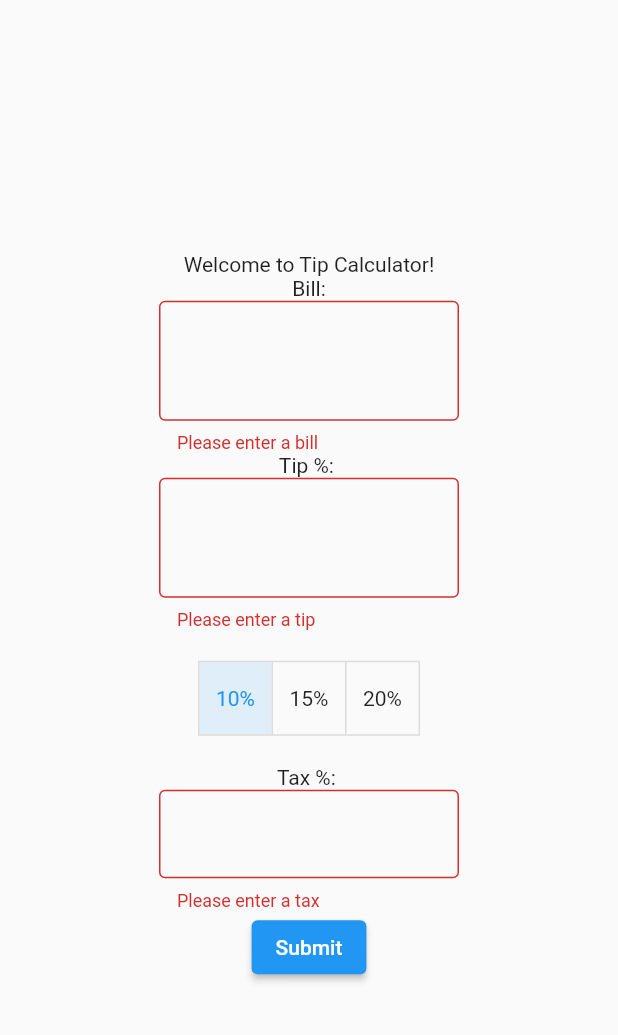
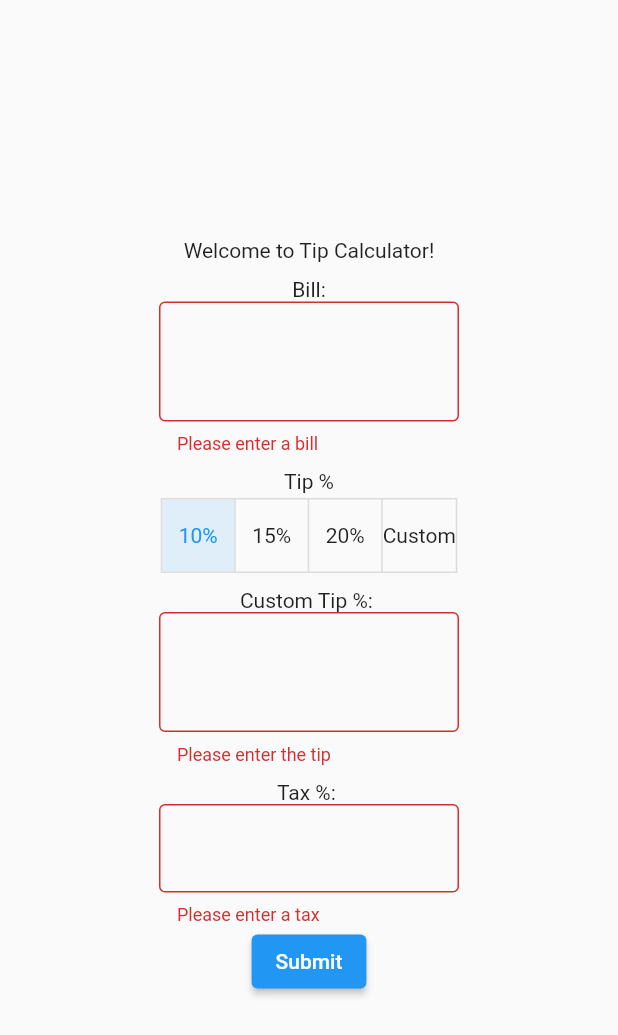
Before and after one commit to Bronx-Science/project-special-calculator-team-tip, a Flutter app: the screen it shows after launch, after a tap on "Submit", on a phone screen of 412 x 824 dp. Shown: the top 1035 px of the screen. Run offline on Flutter 3.47's test engine with Material 2 defaults, Android fonts, the phone set to English and light mode, and no system bars.

Commit message:
Update main.dart

```diff
--- a/tip_calculator/lib/main.dart
+++ b/tip_calculator/lib/main.dart
@@ -11,8 +11,6 @@ class MyApp extends StatefulWidget {
 
 class _MyAppState extends State<MyApp> {
   @override
-
-
   Widget build(BuildContext context) {
     return const MaterialApp(
         home: Scaffold(
@@ -27,30 +25,29 @@ class _MyAppState extends State<MyApp> {
           //placeholder widget
         ],
       ),
-        )
-      )
-    );
+    )));
   }
 }
 
 //FORM
 
 class MyForm extends StatefulWidget {
-  const MyForm({Key? key}) : super(key:key);
+  const MyForm({Key? key}) : super(key: key);
 
   @override
   _MyFormState createState() => _MyFormState();
 }
 
 class _MyFormState extends State<MyForm> {
-  double bill=0.0;
-  double tipPercent=0.0;
-  double taxPercent=0.0;
+  double bill = 0.0;
+  double tipPercent = 0.0;
+  double taxPercent = 0.0;
   final GlobalKey<FormState> _formKey = GlobalKey<FormState>();
-  final billController = TextEditingController(); //Used to Retrive data inputted into text fields
+  final billController =
+      TextEditingController(); //Used to Retrive data inputted into text fields
   final tipController = TextEditingController();
   final taxController = TextEditingController();
-  List<bool> selection = [true, false, false];
+  List<bool> selection = [true, false, false, false];
   String total = '0.00';
 
   @override
@@ -60,67 +57,90 @@ class _MyFormState extends State<MyForm> {
         child: Column(
           mainAxisAlignment: MainAxisAlignment.center,
           crossAxisAlignment: CrossAxisAlignment.center,
-        children: <Widget> [
-          const Text("Bill:"),
+          children: <Widget>[
+            const Padding(
+              padding: EdgeInsets.only(top: 10),
+              child: Text("Bill:"),
+            ),
             SizedBox(
               width: 200,
               child: TextFormField(
-              decoration: const InputDecoration(    //Adds a Border
-                border: OutlineInputBorder()
-              ),
-              style: const TextStyle(fontSize: 20, height: 2, color:Colors.black),
-              validator: (String? value) {            //Check if Field is Blank
-                if(value == null || value.isEmpty || double.tryParse(value) == null) {
+                  decoration: const InputDecoration(
+                      //Adds a Border
+                      border: OutlineInputBorder()),
+                  style: const TextStyle(
+                      fontSize: 20, height: 2, color: Colors.black),
+                  validator: (String? value) {
+                    //Check if Field is Blank
+                    if (value == null ||
+                        value.isEmpty ||
+                        double.tryParse(value) == null) {
                       return 'Please enter a bill';
                     }
                     return null;
                   },
-              controller: billController
+                  controller: billController),
+            ),
+            const Padding(
+              padding: EdgeInsets.only(top: 10),
+              child: Text('Tip %'),
+            ),
+            Padding(
+              padding: const EdgeInsets.only(top: 3, bottom: 10),
+              child: ToggleButtons(
+                isSelected: selection,
+                onPressed: updateSelection,
+                children: const [
+                  Text('10%'),
+                  Text('15%'),
+                  Text('20%'),
+                  Text('Custom')
+                ],
               ),
             ),
-          const Text("Tip %: "),
+            const Text("Custom Tip %: "),
             SizedBox(
               width: 200,
               child: TextFormField(
-            decoration: const InputDecoration(    //Adds a Border
-              border: OutlineInputBorder()
-            ),
-            style: const TextStyle(fontSize: 20, height: 2, color:Colors.black),
-            validator: (String? value) {            //Check if Field is Blank
-              if(value == null || value.isEmpty || double.tryParse(value) == null) {
-                return 'Please enter a tip';
+                decoration: const InputDecoration(
+                    //Adds a Border
+                    border: OutlineInputBorder()),
+                style: const TextStyle(
+                    fontSize: 20, height: 2, color: Colors.black),
+                validator: (String? value) {
+                  //Check if Field is Blank
+                  if (value == null ||
+                      value.isEmpty ||
+                      double.tryParse(value) == null) {
+                    return 'Please enter the tip';
                   }
                   return null;
                 },
-            controller: tipController
+                controller: tipController,
               ),
             ),
-          Padding(
-            padding: const EdgeInsets.all(20),
-            child: ToggleButtons(
-            isSelected: selection,
-            onPressed: updateSelection,
-            children: const [Text('10%'), Text('15%'), Text('20%')],
-            ),
-          ),
-          const Text("Tax %: "),
+            const Padding(
+                padding: EdgeInsetsDirectional.only(top: 10),
+                child: Text("Tax %: ")),
             SizedBox(
               width: 200,
               child: TextFormField(
-              decoration: const InputDecoration(    //Adds a Border
-                border: OutlineInputBorder()
-              ),
-              validator: (String? value) {            //Check if Field is Blank
-                if(value == null || value.isEmpty || double.tryParse(value) == null) {
+                  decoration: const InputDecoration(
+                      //Adds a Border
+                      border: OutlineInputBorder()),
+                  validator: (String? value) {
+                    //Check if Field is Blank
+                    if (value == null ||
+                        value.isEmpty ||
+                        double.tryParse(value) == null) {
                       return 'Please enter a tax';
                     }
                     return null;
                   },
-              controller: taxController
+                  controller: taxController),
             ),
-          ),
-          Center(child:
-            ElevatedButton(
+            Center(
+                child: ElevatedButton(
               onPressed: () {
                 // Validate will return true if the form is valid, or false if
                 // the form is invalid.
@@ -133,9 +153,9 @@ class _MyFormState extends State<MyForm> {
                 print(taxPercent);
               },
               child: const Text('Submit'),
-            )
-          ),
-          if (total !='0.00') // Check if 'tip' is not '0.00' before displaying
+            )),
+            if (total !=
+                '0.00') // Check if 'tip' is not '0.00' before displaying
               Padding(
                 padding: const EdgeInsets.all(20),
                 child: Text(
@@ -144,9 +164,9 @@ class _MyFormState extends State<MyForm> {
                 ),
               ),
           ],
-      )
-    );
+        ));
   }
+
   void updateSelection(int selectedIndex) {
     setState(() {
       for (int i = 0; i < selection.length; i++) {
@@ -156,17 +176,20 @@ class _MyFormState extends State<MyForm> {
   }
 
   void calculateTotal() {
-    final bill = double.parse(double.parse(billController.text).toStringAsPrecision(2));
-    if (tipController.text != null) {
-      final tipPercent = double.parse((double.parse(tipController.text)/100).toStringAsPrecision(2));
+    final bill =
+        double.parse(double.parse(billController.text).toStringAsPrecision(2));
+    if (selection[3] != false) {
+      tipPercent = double.parse(
+          (double.parse(tipController.text) / 100).toStringAsPrecision(2));
+    } else {
+      final selectedIndex = selection.indexWhere((element) => element);
+      tipPercent = [0.1, 0.15, 0.2][selectedIndex];
     }
-    else {
-      final selectedIndex = selection.indexWhere((element) => element);
-      final tipPercent = [0.1, 0.15, 0.2][selectedIndex];
-    }
-    final taxPercent = double.parse((double.parse(taxController.text)/100).toStringAsPrecision(2));
+    final taxPercent = double.parse(
+        (double.parse(taxController.text) / 100).toStringAsPrecision(2));
 
-    final totalAmount = (bill + (bill * tipPercent) + (bill*taxPercent)).toStringAsFixed(2);
+    final totalAmount =
+        (bill + (bill * tipPercent) + (bill * taxPercent)).toStringAsFixed(2);
 
     setState(() {
       total = '\$$totalAmount';
```
Lines whose indentation alone changed are shown as unchanged.
